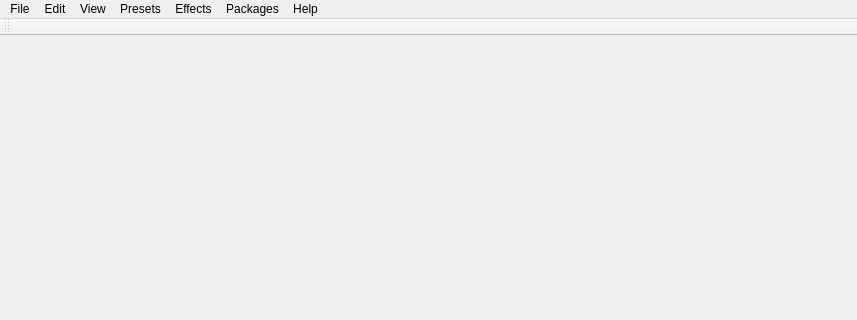
The window that src/gnuitar-qt/main-window.ui (hermeszhang/gnu-guitar-gui) describes before a commit, drawn with Qt 5; both pictures show x 0 to 857 and y 0 to 320 of the 857 by 618 pixel window.
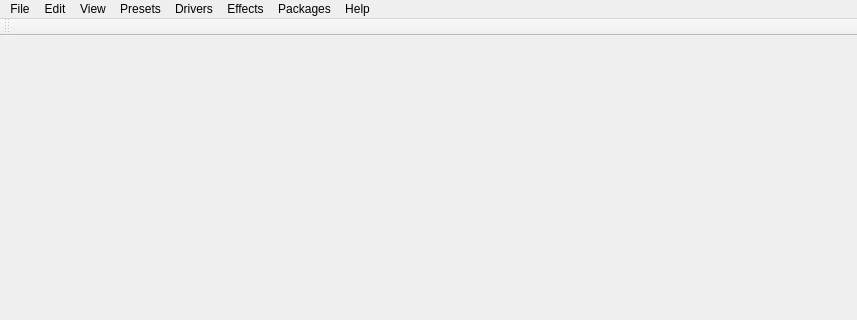
The same window after the commit.

Commit message: added drivers menu

What changed in the file:
```diff
--- a/src/gnuitar-qt/main-window.ui
+++ b/src/gnuitar-qt/main-window.ui
@@ -83,10 +83,16 @@
     <addaction name="report_an_issue"/>
     <addaction name="view_documentation"/>
    </widget>
+   <widget class="QMenu" name="menuDrivers">
+    <property name="title">
+     <string>Drivers</string>
+    </property>
+   </widget>
    <addaction name="menu_file"/>
    <addaction name="menu_edit"/>
    <addaction name="menu_view"/>
    <addaction name="menu_presets"/>
+   <addaction name="menuDrivers"/>
    <addaction name="menu_effects"/>
    <addaction name="menu_packages"/>
    <addaction name="menu_help"/>
```
